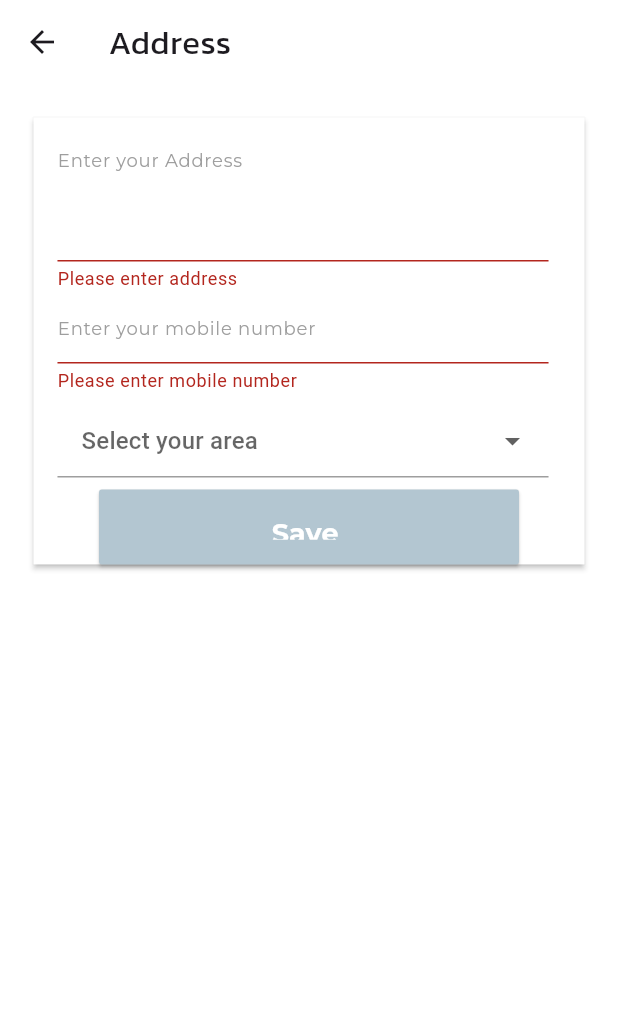
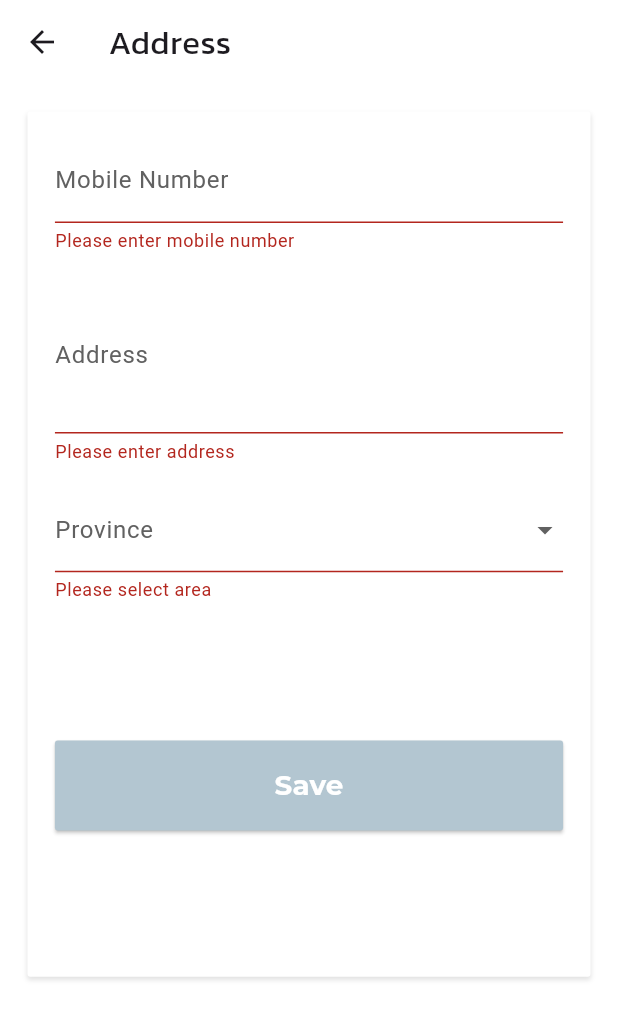
Before and after one commit to IsvaShahzad/Foodify, a Flutter app: the AddressScreen screen opened directly, after a tap on the "edit" icon, after a tap on "Save", on a phone screen of 412 x 824 dp. Shown: the top 1019 px of the screen. Run offline on Flutter 3.47's test engine with Material 3 defaults, Android fonts, the phone set to English and light mode, and no system bars; our stand-ins replace badges, cloud_firestore, confetti, firebase_auth, firebase_core, flutter_map and 6 more; missing offline and left inert: firebase_app_check; accounts and stored records are empty; project files that could hold a hidden picture were left out.

Commit message:
address screen done

```diff
--- a/lib/screens/address_screen.dart
+++ b/lib/screens/address_screen.dart
@@ -21,9 +21,11 @@ class AddressScreen extends StatefulWidget {
 
 class _AddressScreenState extends State<AddressScreen> {
   final _formKey = GlobalKey<FormState>();
+  final TextEditingController _postalCodeController = TextEditingController();
   final TextEditingController _mobileController = TextEditingController();
   final TextEditingController _addressController = TextEditingController();
   String _selectedProvince = '';
+  bool _isEditing = false;
 
   final List<String> _provinceOptions = [
     'Bahria Phase 1-4',
@@ -34,8 +36,6 @@ class _AddressScreenState extends State<AddressScreen> {
     'Chaklala',
     'Pwd'
   ];
-
-  bool _isEditing = false; // Toggle for edit mode
 
   @override
   void initState() {
@@ -64,6 +64,7 @@ class _AddressScreenState extends State<AddressScreen> {
         final data = addressDoc.data() as Map<String, dynamic>?;
 
         setState(() {
+
           _mobileController.text =
               data?['Mobile Number'] ?? _mobileController.text;
           _addressController.text = data?['Address'] ?? _addressController.text;
@@ -83,22 +84,24 @@ class _AddressScreenState extends State<AddressScreen> {
               .doc(user.email)
               .set({
             'Email': user.email ?? 'Unknown',
+
             'Mobile Number': _mobileController.text,
             'Address': _addressController.text,
             'Area': _selectedProvince,
           });
 
           final prefs = await SharedPreferences.getInstance();
+          await prefs.setString('postalCode', _postalCodeController.text);
           await prefs.setString('mobileNumber', _mobileController.text);
           await prefs.setString('address', _addressController.text);
           await prefs.setString('province', _selectedProvince);
 
           setState(() {
-            _isEditing = false; // Exit edit mode after saving
+            _isEditing = false; // Return to view mode after saving
           });
 
           ScaffoldMessenger.of(context).showSnackBar(
-            SnackBar(content: Text('Address saved successfully!')),
+            SnackBar(content: Text('Address updated successfully!')),
           );
         } catch (e) {
           print('Error saving address: $e');
@@ -107,243 +110,241 @@ class _AddressScreenState extends State<AddressScreen> {
           );
         }
       }
+    } else {
+      print('No user is currently signed in.');
+      ScaffoldMessenger.of(context).showSnackBar(
+        SnackBar(content: Text('Please sign in to save address.')),
+      );
     }
   }
 
   @override
   Widget build(BuildContext context) {
-    final screenHeight = MediaQuery.of(context).size.height;
-
     return Scaffold(
       backgroundColor: Colors.white,
       appBar: AppBar(
         backgroundColor: Colors.transparent,
         title: Text(
           'Address',
+          style: TextStyle(fontFamily: 'Kanit', fontSize: 22, letterSpacing: 0.5),
+        ),
+        actions: [],
+      ),
+      body: Padding(
+        padding: EdgeInsets.all(16.0.w),
+        child: _isEditing ? _buildEditForm() : _buildAddressView(),
+      ),
+    );
+  }
+
+  Widget _buildAddressView() {
+    return Padding(
+      padding: EdgeInsets.symmetric(
+        vertical: 40.0.h, // Adjust vertical padding to move the card down
+        horizontal: 16.0.w, // Optional: Horizontal padding for spacing from edges
+      ),
+      child: Card(
+        color: Colors.white,
+        shape: RoundedRectangleBorder(
+          borderRadius: BorderRadius.circular(2.0), // Slightly rounded corners
+        ),
+        elevation: 1.5,
+        child: SizedBox(
+          height: 120.h, // Set a fixed height for the Card
+          child: ListView(
+            padding: EdgeInsets.all(12.0.w), // Padding inside the ListView
+            children: [
+              Row(
+                children: [
+                  Expanded(
+                    child: Column(
+                      crossAxisAlignment: CrossAxisAlignment.start,
+                      children: [
+                        Text(
+                          _addressController.text,
                           style: TextStyle(
-              fontFamily: 'Kanit', fontSize: 22, letterSpacing: 0.5,
+                            fontWeight: FontWeight.bold,
+                            fontSize: 15.sp,
+                            fontFamily: 'Montserrat',
+                          ),
+                        ),
+                        SizedBox(height: 5.h), // Space between text elements
+                        Text(
+                          _mobileController.text,
+                          style: TextStyle(fontFamily: 'Montserrat'),
+                        ),
+                        Text(
+                          _selectedProvince,
+                          style: TextStyle(fontFamily: 'Montserrat'),
+                        ),
+                      ],
+                    ),
+                  ),
+                  IconButton(
+                    icon: Icon(Icons.edit, color: Colors.blueGrey),
+                    onPressed: () {
+                      setState(() {
+                        _isEditing = true; // Toggle to edit mode when the icon is clicked
+                      });
+                    },
+                  ),
+                ],
+              ),
+            ],
           ),
         ),
       ),
-        body: Padding(
-          padding: EdgeInsets.all(16.0.w),
+    );
+  }
+
+  Widget _buildEditForm() {
+    final screenWidth = MediaQuery.of(context).size.width;
+    final screenHeight = MediaQuery.of(context).size.height;
+
+    return SingleChildScrollView(
+      child: Container(
+        height: screenHeight * 0.7, // Adjust height to fit the screen if needed
+        padding: EdgeInsets.all(16.0.w), // Padding inside the Container
+        decoration: BoxDecoration(
+          color: Colors.white,
+          borderRadius: BorderRadius.circular(2.0), // Rounded corners
+          boxShadow: [
+            BoxShadow(
+              color: Colors.grey.withOpacity(0.3),
+              blurRadius: 2,
+              offset: Offset(0, 2), // Shadow position
+            ),
+          ],
+        ),
         child: Form(
           key: _formKey,
-            child: SingleChildScrollView(
           child: Column(
             crossAxisAlignment: CrossAxisAlignment.start,
             children: [
-                    Card(
-                      color: Colors.white,
-                      elevation: 1.5,
-                      shape: RoundedRectangleBorder(
-                        borderRadius: BorderRadius.circular(0.0), // Square corners
+              // Postal Code Field
+         // Space between fields
+
+              // Mobile Number Field
+              TextFormField(
+                controller: _mobileController,
+                decoration: InputDecoration(
+                  labelText: 'Mobile Number',
+                  labelStyle: TextStyle(color: Colors.grey[700]), // Label text color
+                  focusedBorder: UnderlineInputBorder(
+                    borderSide: BorderSide(color: Colors.blueGrey), // Underline color
                   ),
-                      child: Column(
-                        crossAxisAlignment: CrossAxisAlignment.start,
-                        children: [
-                          ListTile(
-                            title: _isEditing
-                                ? Column(
-                              crossAxisAlignment: CrossAxisAlignment.start,
-                              children: [
+                  enabledBorder: UnderlineInputBorder(
+                    borderSide: BorderSide(color: Colors.blueGrey), // Underline color
+                  ),
+                ),
+                keyboardType: TextInputType.phone,
+                validator: (value) {
+                  if (value == null || value.isEmpty) {
+                    return 'Please enter mobile number';
+                  }
+                  return null;
+                },
+                cursorColor: Colors.blueGrey, // Cursor color
+                style: TextStyle(fontFamily: 'Montserrat'), // Font family
+              ),
+              SizedBox(height: 16.h), // Space between fields
+
+              // Address Field
               TextFormField(
                 controller: _addressController,
-                                  keyboardType: TextInputType.text,
-                                  maxLines: 3,
                 decoration: InputDecoration(
-                                    hintText: 'Enter your Address',
-                                    hintStyle: TextStyle(
-                                      fontSize: 12.0, // Adjust font size
-                                      color: Colors.grey,
-                                      fontFamily: 'Montserrat',
+                  labelText: 'Address',
+                  labelStyle: TextStyle(color: Colors.grey[700]), // Label text color
+                  focusedBorder: UnderlineInputBorder(
+                    borderSide: BorderSide(color: Colors.blueGrey), // Underline color
                   ),
                   enabledBorder: UnderlineInputBorder(
-                                      borderSide: BorderSide(
-                                        color: Colors.grey,
+                    borderSide: BorderSide(color: Colors.blueGrey), // Underline color
                   ),
                 ),
-                                    focusedBorder: UnderlineInputBorder(
-                                      borderSide: BorderSide(
-                                        color: Colors.grey,
-                                      ),
-                                    ),
-                                  ),
-                                  cursorColor: Colors.grey,
+                maxLines: 3,
                 validator: (value) {
                   if (value == null || value.isEmpty) {
                     return 'Please enter address';
                   }
                   return null;
                 },
+                cursorColor: Colors.blueGrey, // Cursor color
+                style: TextStyle(fontFamily: 'Montserrat'), // Font family
               ),
-                                TextFormField(
-                                  controller: _mobileController,
-                                  keyboardType: TextInputType.phone,
+              SizedBox(height: 16.h), // Space between fields
+
+              // Province Dropdown
+              DropdownButtonFormField<String>(
+                value: _selectedProvince.isEmpty ? null : _selectedProvince,
                 decoration: InputDecoration(
-                                    hintText: 'Enter your mobile number',
-                                    hintStyle: TextStyle(
-                                      fontSize: 12.0, // Adjust font size
-                                      color: Colors.grey,
-                                      fontFamily: 'Montserrat',
+                  labelText: 'Province',
+                  labelStyle: TextStyle(color: Colors.grey[700]), // Label text color
+                  focusedBorder: UnderlineInputBorder(
+                    borderSide: BorderSide(color: Colors.blueGrey), // Underline color
                   ),
                   enabledBorder: UnderlineInputBorder(
-                                      borderSide: BorderSide(
-                                        color: Colors.grey,
+                    borderSide: BorderSide(color: Colors.blueGrey), // Underline color
                   ),
                 ),
-                                    focusedBorder: UnderlineInputBorder(
-                                      borderSide: BorderSide(
-                                        color: Colors.grey,
-                                      ),
-                                    ),
-                                  ),
-                                  cursorColor: Colors.grey,
+                onChanged: (value) {
+                  setState(() {
+                    _selectedProvince = value!;
+                  });
+                },
+                items: _provinceOptions.map((province) {
+                  return DropdownMenuItem(
+                    value: province,
+                    child: Text(province, style: TextStyle(fontFamily: 'Montserrat')),
+                  );
+                }).toList(),
                 validator: (value) {
                   if (value == null || value.isEmpty) {
-                                      return 'Please enter mobile number';
+                    return 'Please select area';
                   }
                   return null;
                 },
               ),
-                                SizedBox(height: 8.0), // Spacing between fields
-                                DropdownButtonFormField<String>(
-                                  value: _provinceOptions
-                                      .contains(_selectedProvince)
-                                      ? _selectedProvince
-                                      : null,
-                                  items: _provinceOptions.map((province) {
-                                    return DropdownMenuItem<String>(
-                                      value: province,
-                                      child: Text(province),
-                                    );
-                                  }).toList(),
-                                  onChanged: (value) {
-                                    setState(() {
-                                      _selectedProvince = value ?? '';
-                                    });
-                                  },
-                                  decoration: InputDecoration(
-                                    hintText: 'Select your area',
-                                    hintStyle: TextStyle(
-                                      fontSize: 12.0, // Adjust font size
-                                      color: Colors.grey,
-                                      fontFamily: 'Montserrat',
+              SizedBox(height: 90.h), // Space before the save button
+
+              // Save Button
+              SizedBox(
+                width: double.infinity,
+
+                // Full-width button
               ),
-                                    enabledBorder: UnderlineInputBorder(
-                                      borderSide: BorderSide(
-                                        color: Colors.grey,
-                                      ),
-                                    ),
-                                    focusedBorder: UnderlineInputBorder(
-                                      borderSide: BorderSide(
-                                        color: Colors.grey,
-                                      ),
-                                    ),
-                                    fillColor: Colors.white,
-                                    filled: true,
-                                  ),
-                                  dropdownColor: Colors.white,
-                                ),
-                              ],
-                            )
-                                : Card(
-                              color: Colors.white,
-                              elevation: 1.5,
-                              shape: RoundedRectangleBorder(
-                                borderRadius: BorderRadius.circular(0.0),
-                              ),
-                              child: ListTile(
-                                contentPadding: EdgeInsets.all(10.0.w),
-                                leading: Icon(Icons.location_on,
-                                    color: Colors.blue),
-                                title: Column(
-                                  crossAxisAlignment: CrossAxisAlignment.start,
-                                  children: [
-                                    Text(
-                                      '${_addressController.text}',
-                                      style: TextStyle(
-                                          fontFamily: 'Montserrat',
-                                          fontSize: 15),
-                                    ),
-                                    Text('$_selectedProvince',
-                                        style: TextStyle(
-                                            fontFamily: 'Montserrat',
-                                            fontSize: 15)),
-                                    Text(
-                                      '${_mobileController.text}',
-                                      style: TextStyle(
-                                          fontFamily: 'Montserrat',
-                                          fontSize: 15),
-                                    ),
-                                  ],
-                                ),
-                                trailing: Row(
-                                  mainAxisSize: MainAxisSize.min,
-                                  children: [
-                                    IconButton(
-                                      icon: Icon(_isEditing
-                                          ? Icons.check
-                                          : Icons.edit),
-                                      onPressed: () {
-                                        if (_isEditing) {
-                                          if (_formKey.currentState
-                                              ?.validate() ??
-                                              false) {
-                                            _saveAddress();
-                                          } else {
-                                            ScaffoldMessenger.of(context)
-                                                .showSnackBar(
-                                              SnackBar(
-                                                  content: Text(
-                                                      'Please correct the errors in the form.')),
-                                            );
-                                          }
-                                        } else {
-                                          setState(() {
-                                            _isEditing = true;
-                                          });
-                                        }
-                                      },
-                                    ),
-                                  ],
-                                ),
-                              ),
-                            ),
-                          ),
-                          if (_isEditing) // Only show save button in edit mode
-                            Center(
+              Align(
+                alignment: Alignment.center,
                 child: SizedBox(
-                                width: 280.0,
-                                height: 50,
+                  width: double.infinity,
                   child: ElevatedButton(
                     onPressed: _saveAddress,
                     style: ElevatedButton.styleFrom(
                       backgroundColor: Color(0xFFB3C6D1),
-                                    padding: EdgeInsets.symmetric(
-                                        vertical: screenHeight * 0.02),
+                      padding: EdgeInsets.symmetric(vertical: screenHeight * 0.02),
                       shape: RoundedRectangleBorder(
                         borderRadius: BorderRadius.circular(2.0),
                       ),
                       elevation: 1.0,
                     ),
                     child: Text(
-                                    'Save ',
+                      'Save',
                       style: TextStyle(
-                                        fontSize: 18.0,
+                        fontSize: screenWidth * 0.045,
+                        fontWeight: FontWeight.bold,
                         color: Colors.white,
                         fontFamily: 'Montserrat',
-                                        fontWeight: FontWeight.bold),
                       ),
                     ),
                   ),
                 ),
+              ),
+
+              SizedBox(height: 10.h), // Space after the button
             ],
           ),
         ),
-                  ]),
       ),
-          ),
-        ));
+    );
   }
 }
```
Also changed, not shown: 1 other file. Lines whose indentation alone changed are shown as unchanged.
